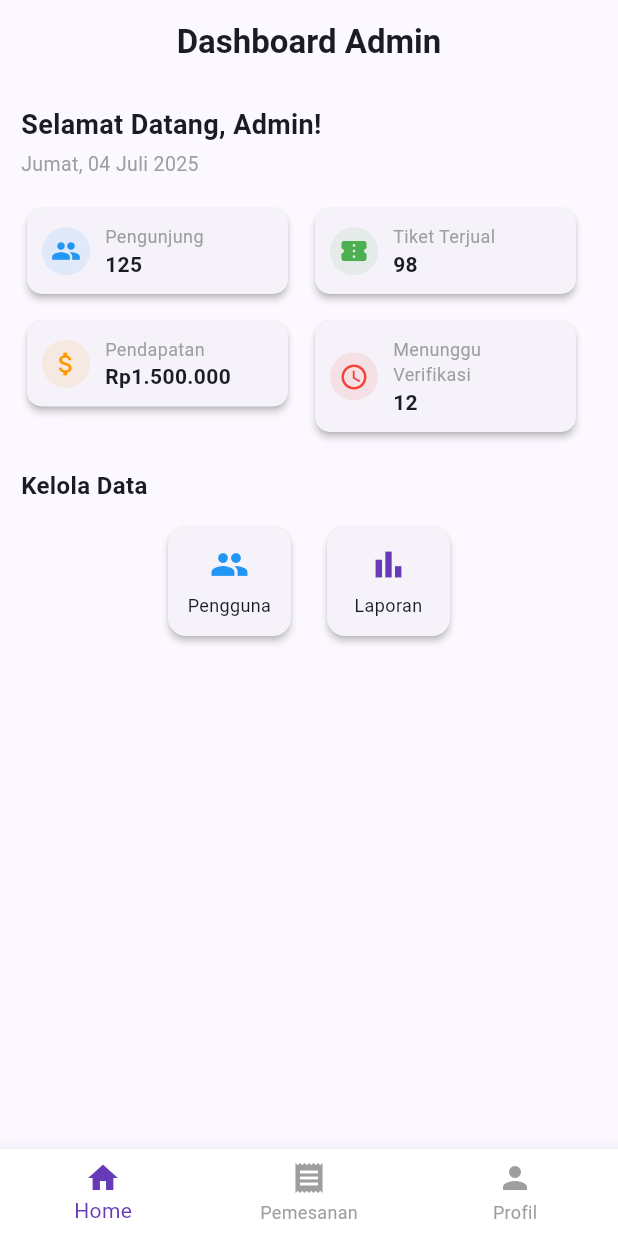
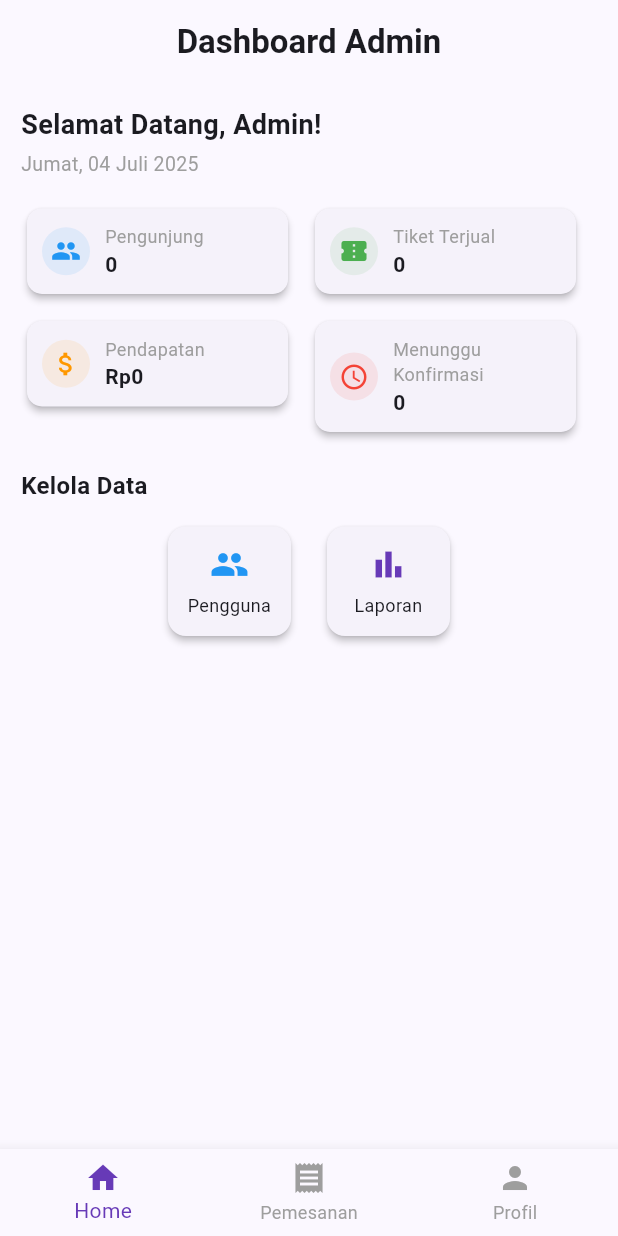
Before and after one commit to faizaST/museumgo, a Flutter app: the AdminHomePage screen opened by its route, on a phone screen of 412 x 824 dp. Run offline on Flutter 3.47's test engine with Material 3 defaults, Android fonts, the phone set to English and light mode, and no system bars; our stand-ins replace get, get_storage, image_picker, month_picker_dialog, supabase_flutter; accounts and stored records are empty.

Commit message:
mengedit home admin menyampung ke data

```diff
--- a/lib/screens/admin/admin_home_page.dart
+++ b/lib/screens/admin/admin_home_page.dart
@@ -1,5 +1,7 @@
 import 'package:flutter/material.dart';
 import 'package:intl/intl.dart';
+import 'package:get/get.dart';
+import 'package:supabase_flutter/supabase_flutter.dart';
 import 'laporan_page.dart';
 import 'pemesanan_page.dart';
 import 'pengguna_page.dart';
@@ -15,11 +17,10 @@ class AdminHomePage extends StatefulWidget {
 class _AdminHomePageState extends State<AdminHomePage> {
   int _selectedIndex = 0;
 
-  final List<Widget> _pages = const [
-    _DashboardPage(),
-    PemesananPage(),
-    AdminProfilPage(),
-  ];
+  int pengunjung = 0;
+  int tiketTerjual = 0;
+  int pendapatan = 0;
+  int menungguKonfirmasi = 0;
 
   final List<String> _titles = const [
     'Dashboard Admin',
@@ -27,14 +28,79 @@ class _AdminHomePageState extends State<AdminHomePage> {
     'Profil Admin',
   ];
 
+  @override
+  void initState() {
+    super.initState();
+
+    // Jika ada arguments dari Get.toNamed('/admin-home', arguments: 1)
+    final argIndex = Get.arguments as int?;
+    _selectedIndex = argIndex ?? 0;
+
+    _loadStatistik();
+  }
+
+  Future<void> _loadStatistik() async {
+    final client = Supabase.instance.client;
+    final now = DateTime.now();
+    final awal = DateTime(now.year, now.month, 1);
+    final akhir = DateTime(now.year, now.month + 1, 0);
+    final formatter = DateFormat('yyyy-MM-dd');
+
+    try {
+      final konfirmasi = await client
+          .from('pemesanan')
+          .select()
+          .eq('status', 'Dikonfirmasi')
+          .gte('tanggal', formatter.format(awal))
+          .lte('tanggal', formatter.format(akhir));
+
+      final menunggu = await client
+          .from('pemesanan')
+          .select()
+          .eq('status', 'Menunggu')
+          .gte('tanggal', formatter.format(awal))
+          .lte('tanggal', formatter.format(akhir));
+
+      setState(() {
+        pengunjung = konfirmasi.length;
+        tiketTerjual = konfirmasi.fold(
+          0,
+          (sum, item) => sum + (item['jumlah'] as int? ?? 0),
+        );
+        pendapatan = konfirmasi.fold(
+          0,
+          (sum, item) => sum + (item['total'] as int? ?? 0),
+        );
+        menungguKonfirmasi = menunggu.length;
+      });
+    } catch (e) {
+      print('❌ Gagal memuat statistik: $e');
+    }
+  }
+
   void _onNavTapped(int index) {
     setState(() {
       _selectedIndex = index;
     });
+
+    if (index == 0) {
+      _loadStatistik();
+    }
   }
 
   @override
   Widget build(BuildContext context) {
+    final List<Widget> pages = [
+      _DashboardPage(
+        pengunjung: pengunjung,
+        tiket: tiketTerjual,
+        pendapatan: pendapatan,
+        menunggu: menungguKonfirmasi,
+      ),
+      const PemesananPage(),
+      const AdminProfilPage(),
+    ];
+
     return Scaffold(
       appBar: AppBar(
         title: Text(
@@ -44,14 +110,12 @@ class _AdminHomePageState extends State<AdminHomePage> {
         centerTitle: true,
         automaticallyImplyLeading: false,
       ),
-      body: IndexedStack(index: _selectedIndex, children: _pages),
+      body: IndexedStack(index: _selectedIndex, children: pages),
       bottomNavigationBar: BottomNavigationBar(
         currentIndex: _selectedIndex,
         onTap: _onNavTapped,
         selectedItemColor: Colors.deepPurple,
         unselectedItemColor: Colors.grey,
-        backgroundColor: Colors.white,
-        elevation: 10,
         items: const [
           BottomNavigationBarItem(icon: Icon(Icons.home), label: 'Home'),
           BottomNavigationBarItem(
@@ -66,7 +130,17 @@ class _AdminHomePageState extends State<AdminHomePage> {
 }
 
 class _DashboardPage extends StatelessWidget {
-  const _DashboardPage();
+  final int pengunjung;
+  final int tiket;
+  final int pendapatan;
+  final int menunggu;
+
+  const _DashboardPage({
+    required this.pengunjung,
+    required this.tiket,
+    required this.pendapatan,
+    required this.menunggu,
+  });
 
   String _getFormattedDate() {
     final now = DateTime.now();
@@ -90,46 +164,42 @@ class _DashboardPage extends StatelessWidget {
             style: const TextStyle(fontSize: 13, color: Colors.grey),
           ),
           const SizedBox(height: 16),
-
-          // Statistik
           Wrap(
             spacing: 10,
             runSpacing: 10,
-            children: const [
+            children: [
               _StatCard(
                 title: 'Pengunjung',
-                value: '125',
+                value: '$pengunjung',
                 icon: Icons.people,
                 color: Colors.blue,
               ),
               _StatCard(
                 title: 'Tiket Terjual',
-                value: '98',
+                value: '$tiket',
                 icon: Icons.confirmation_num,
                 color: Colors.green,
               ),
               _StatCard(
                 title: 'Pendapatan',
-                value: 'Rp1.500.000',
+                value: 'Rp${NumberFormat('#,###', 'id_ID').format(pendapatan)}',
                 icon: Icons.attach_money,
                 color: Colors.orange,
               ),
               _StatCard(
-                title: 'Menunggu Verifikasi',
-                value: '12',
+                title: 'Menunggu Konfirmasi',
+                value: '$menunggu',
                 icon: Icons.schedule,
                 color: Colors.red,
               ),
             ],
           ),
-
           const SizedBox(height: 20),
           const Text(
             'Kelola Data',
             style: TextStyle(fontSize: 16, fontWeight: FontWeight.w600),
           ),
           const SizedBox(height: 12),
-
           Center(
             child: Wrap(
               spacing: 16,
@@ -157,7 +227,6 @@ class _DashboardPage extends StatelessWidget {
   }
 }
 
-// Widget untuk menu kelola data
 class _MenuItem extends StatelessWidget {
   final IconData icon;
   final String label;
@@ -176,12 +245,11 @@ class _MenuItem extends StatelessWidget {
     return SizedBox(
       width: 90,
       child: GestureDetector(
-        onTap: () {
-          Navigator.push(
-            context,
-            MaterialPageRoute(builder: (context) => page),
-          );
-        },
+        onTap:
+            () => Navigator.push(
+              context,
+              MaterialPageRoute(builder: (_) => page),
+            ),
         child: Card(
           elevation: 2,
           shape: RoundedRectangleBorder(
@@ -208,7 +276,6 @@ class _MenuItem extends StatelessWidget {
   }
 }
 
-// Widget untuk kartu statistik
 class _StatCard extends StatelessWidget {
   final String title;
   final String value;
```
